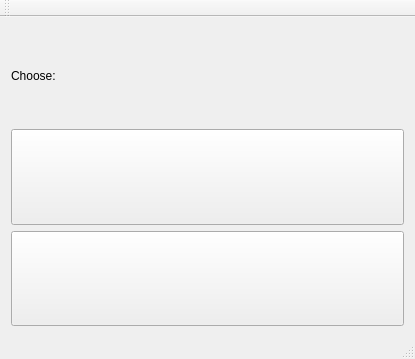
Old version of the form mainwindow.ui in the repository AndriM/Vika3.
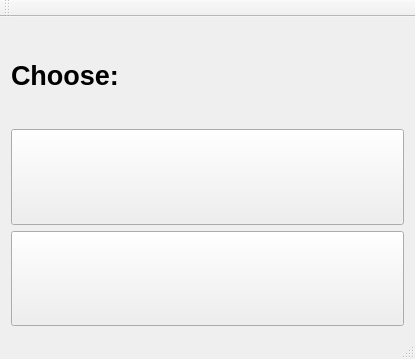
New version of the form. Icons and pictures are not drawn.

```diff
--- a/mainwindow.ui
+++ b/mainwindow.ui
@@ -17,6 +17,13 @@
    <layout class="QVBoxLayout" name="verticalLayout">
     <item>
      <widget class="QLabel" name="chooseBetweenLabel">
+      <property name="font">
+       <font>
+        <pointsize>20</pointsize>
+        <weight>75</weight>
+        <bold>true</bold>
+       </font>
+      </property>
       <property name="text">
        <string>Choose:</string>
       </property>
```
Left out of the diff: 2 changed lines with no effect on the pictures.
